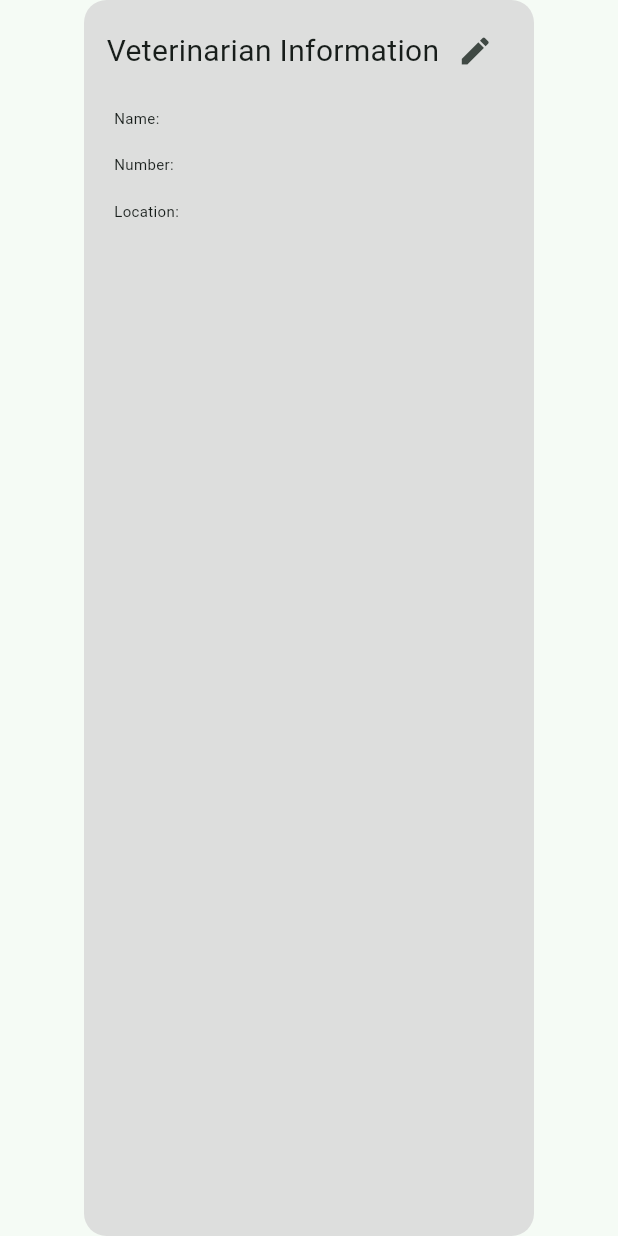
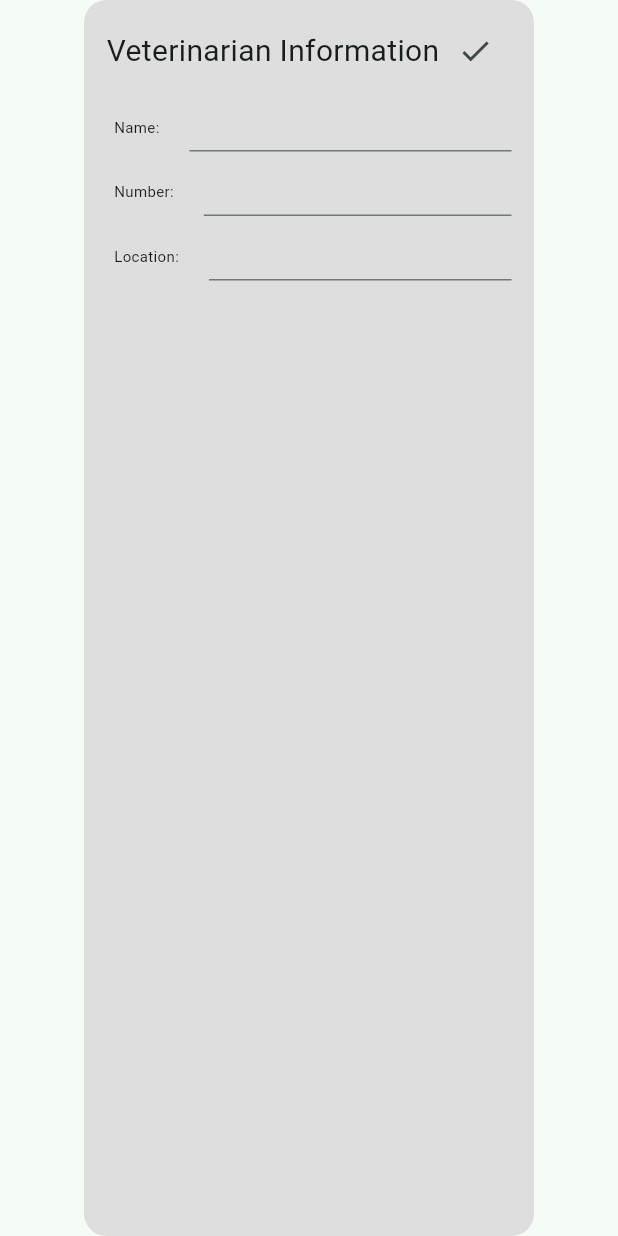
Before and after one commit to Patrick-Badiang/PetCareApp, a Flutter app: the VetCard widget shown alone on an empty page, opened directly with empty values, after a tap on the "edit" icon, on a phone screen of 412 x 824 dp. Run offline on Flutter 3.47's test engine with Material 3 defaults, Android fonts, the phone set to English and light mode, and no system bars; our stand-ins replace cloud_firestore, firebase_auth, firebase_core, firebase_storage, flutter_slidable, flutter_speed_dial and 3 more; accounts and stored records are empty.

Commit message:
Made Edit Info Card

```diff
--- a/lib/components/VetCard.dart
+++ b/lib/components/VetCard.dart
@@ -8,7 +8,7 @@ import 'package:petcent/utils/dialog_box.dart';
 import 'package:cloud_firestore/cloud_firestore.dart';
 
 
-class VetCard extends StatelessWidget {
+class VetCard extends StatefulWidget {
   final String vetName;
   final String vetNumber;
   final String vetLocation;
@@ -21,13 +21,39 @@ class VetCard extends StatelessWidget {
   }) : super(key: key);
 
   @override
+  _VetCardState createState() => _VetCardState();
+}
+
+class _VetCardState extends State<VetCard> {
+  late bool isEditing;
+  late TextEditingController vetNameController;
+  late TextEditingController vetNumberController;
+  late TextEditingController vetLocationController;
+
+  @override
+  void initState() {
+    super.initState();
+    isEditing = false;
+    vetNameController = TextEditingController(text: widget.vetName);
+    vetNumberController = TextEditingController(text: widget.vetNumber);
+    vetLocationController = TextEditingController(text: widget.vetLocation);
+  }
+
+  void toggleEditing() {
+    setState(() {
+      isEditing = !isEditing;
+    });
+  }
+
+  @override
   Widget build(BuildContext context) {
     return Center(
       child: Container(
         width: 300,
         decoration: BoxDecoration(
-            color: const Color.fromARGB(217, 217, 217, 217),
-            borderRadius: BorderRadius.circular(15)),
+          color: const Color.fromARGB(217, 217, 217, 217),
+          borderRadius: BorderRadius.circular(15),
+        ),
         child: Column(
           crossAxisAlignment: CrossAxisAlignment.start,
           mainAxisAlignment: MainAxisAlignment.start,
@@ -40,79 +66,56 @@ class VetCard extends StatelessWidget {
                     padding: EdgeInsets.only(left: 15.0),
                     child: Text(
                       'Veterinarian Information',
-                      style: TextStyle(
-                        fontSize: 20,
-                      ),
+                      style: TextStyle(fontSize: 20),
                     ),
                   ),
                   IconButton(
-                    icon: const Icon(Icons.edit),
-                    onPressed: () {}, // Implement edit logic if needed
+                    icon: Icon(isEditing ? Icons.check : Icons.edit),
+                    onPressed: toggleEditing,
                   ),
                 ],
               ),
             ),
             const SizedBox(height: 10),
-            Padding(
-              padding: const EdgeInsets.only(left: 20.0),
-              child: Row(
-                children: [
-                  const Text(
-                    'Name:',
-                    style: TextStyle(fontSize: 10),
-                  ),
-                  Padding(
-                    padding: const EdgeInsets.only(left: 30.0),
-                    child: Text(
-                      vetName,
-                      style: const TextStyle(fontSize: 15),
-                    ),
-                  ),
-                ],
-              ),
-            ),
+            _buildAttributeRow('Name:', vetNameController),
             const SizedBox(height: 10),
-            Padding(
-              padding: const EdgeInsets.only(left: 20.0),
-              child: Row(
-                children: [
-                  const Text(
-                    'Number:',
-                    style: TextStyle(fontSize: 10),
-                  ),
-                  Padding(
-                    padding: const EdgeInsets.only(left: 20.0),
-                    child: Text(
-                      vetNumber,
-                      style: const TextStyle(fontSize: 15),
-                    ),
-                  ),
-                ],
-              ),
-            ),
+            _buildAttributeRow('Number:', vetNumberController),
             const SizedBox(height: 10),
-            Padding(
-              padding: const EdgeInsets.only(left: 20.0),
-              child: Row(
-                children: [
-                  const Text(
-                    'Location:',
-                    style: TextStyle(fontSize: 10),
-                  ),
-                  Padding(
-                    padding: const EdgeInsets.only(left: 20.0),
-                    child: Text(
-                      vetLocation,
-                      style: const TextStyle(fontSize: 15),
-                    ),
-                  ),
-                ],
-              ),
-            ),
+            _buildAttributeRow('Location:', vetLocationController),
             const SizedBox(height: 10),
           ],
         ),
       ),
     );
   }
+
+  Widget _buildAttributeRow(String label, TextEditingController controller) {
+    return Padding(
+      padding: const EdgeInsets.only(left: 20.0, right: 15.0),
+      child: Row(
+        children: [
+          Text(
+            label,
+            style: const TextStyle(fontSize: 10),
+          ),
+          const SizedBox(width: 20),
+          Expanded(
+            child: isEditing
+                ? TextField(
+                    controller: controller,
+                    decoration: const InputDecoration(
+                      isDense: true,
+                      contentPadding: EdgeInsets.symmetric(vertical: 5),
+                    ),
+                    style: const TextStyle(fontSize: 15),
+                  )
+                : Text(
+                    controller.text,
+                    style: const TextStyle(fontSize: 15),
+                  ),
+          ),
+        ],
+      ),
+    );
+  }
 }
--- a/lib/new_user_page.dart
+++ b/lib/new_user_page.dart
@@ -8,6 +8,7 @@ import 'package:petcent/auth_page.dart';
 import 'package:petcent/login_register_page.dart';
 import 'package:petcent/main.dart';
 import 'package:petcent/utils/my_sign_in_button.dart';
+import 'package:petcent/utils/styled_phoneNumber_field.dart';
 import 'package:petcent/utils/styled_text_field.dart';
 
 import 'package:flutter/material.dart';
@@ -203,7 +204,7 @@ Future<void> _pickImage() async {
               ),
               //Veterinarian Phone Number
               const SizedBox(height: 20),
-              StyledTextField(
+              StyledPhoneNumberField(
                 controller: vetPhoneController,
                 hintText: 'Enter your veterinarian\'s phone number',
                 obscureText: false,
--- a/pubspec.yaml
+++ b/pubspec.yaml
@@ -35,6 +35,7 @@ dependencies:
   hive_flutter: ^1.1.0
   flutter_speed_dial: ^4.3.0
   shared_preferences: ^2.0.6
+  intl: ^0.18.0
 
 
   # The following adds the Cupertino Icons font to your application.
```
Also changed, not shown: lib/utilityFunctions.dart (added, +17 -0 lines), lib/utils/styled_phoneNumber_field.dart (added, +43 -0 lines), pubspec.lock.
